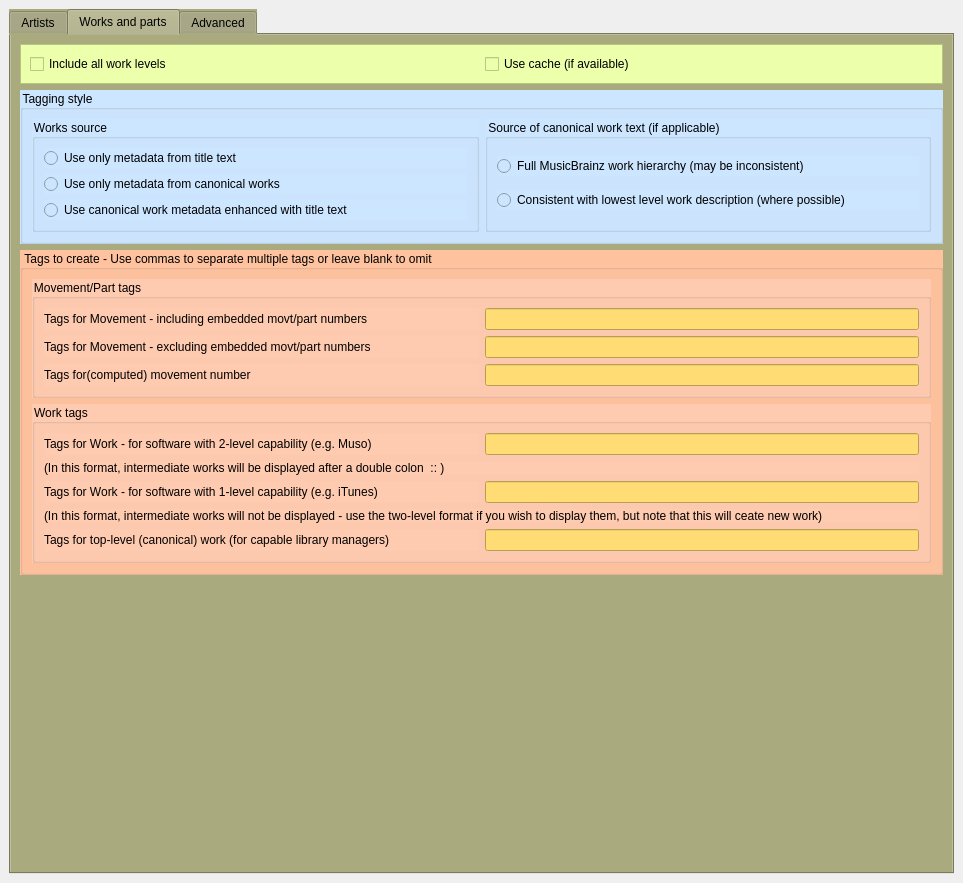
The window that plugins/classical_extras/classical_extras/options_classical_extras.ui (metabrainz/picard-plugins) describes before a commit, drawn with Qt 5.
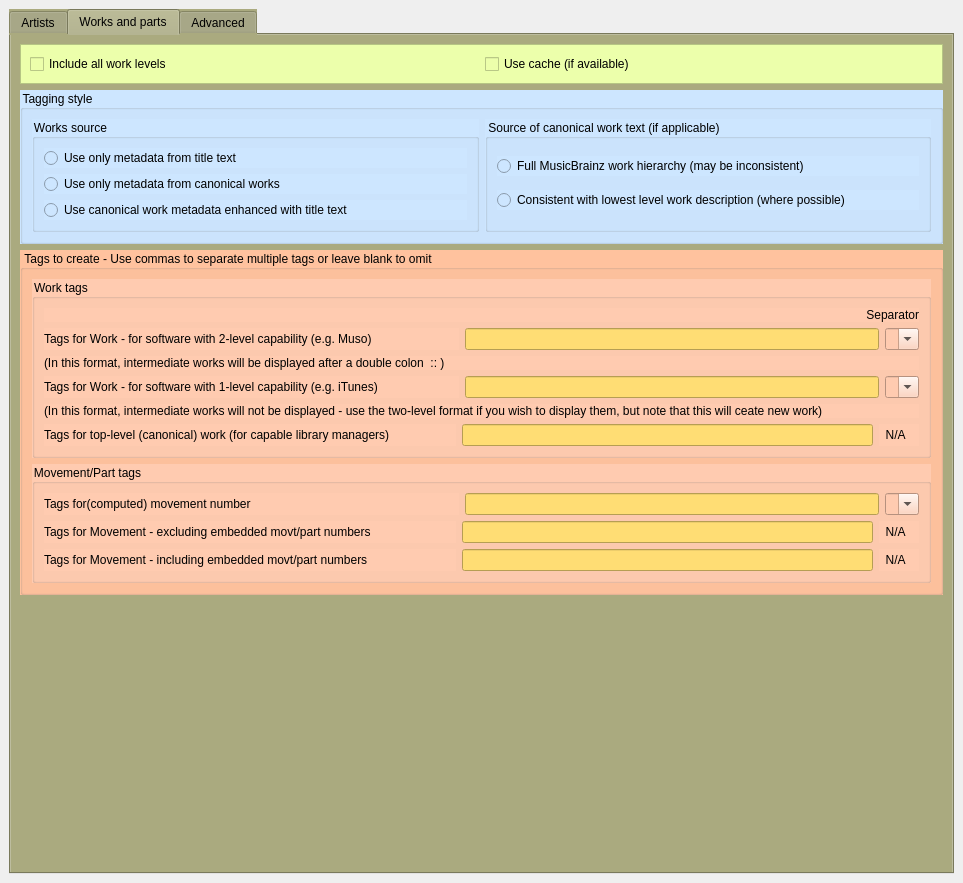
The same window after the commit.

What changed in the file:
```diff
--- a/plugins/classical_extras/classical_extras/options_classical_extras.ui
+++ b/plugins/classical_extras/classical_extras/options_classical_extras.ui
@@ -2290,117 +2290,6 @@
           <string>Tags to create - Use commas to separate multiple tags or leave blank to omit</string>
          </property>
          <layout class="QVBoxLayout" name="verticalLayout_9">
-          <item>
-           <widget class="QGroupBox" name="groupBox">
-            <property name="styleSheet">
-             <string notr="true">background-color: rgb(255, 203, 176);</string>
-            </property>
-            <property name="title">
-             <string>Movement/Part tags</string>
-            </property>
-            <layout class="QVBoxLayout" name="verticalLayout_7">
-             <item>
-              <layout class="QHBoxLayout" name="_6">
-               <property name="spacing">
-                <number>6</number>
-               </property>
-               <property name="margin">
-                <number>0</number>
-               </property>
-               <item>
-                <widget class="QLabel" name="label_9">
-                 <property name="sizePolicy">
-                  <sizepolicy hsizetype="Expanding" vsizetype="Preferred">
-                   <horstretch>0</horstretch>
-                   <verstretch>0</verstretch>
-                  </sizepolicy>
-                 </property>
-                 <property name="text">
-                  <string>&lt;html&gt;&lt;head/&gt;&lt;body&gt;&lt;p&gt;Tags for Movement - including embedded movt/part numbers&lt;/p&gt;&lt;/body&gt;&lt;/html&gt;</string>
-                 </property>
-                 <property name="buddy">
-                  <cstring>cwp_retries</cstring>
-                 </property>
-                </widget>
-               </item>
-               <item>
-                <widget class="QLineEdit" name="cwp_movt_tag_inc">
-                 <property name="styleSheet">
-                  <string notr="true">background-color: rgb(255, 221, 116);</string>
-                 </property>
-                </widget>
-               </item>
-              </layout>
-             </item>
-             <item>
-              <layout class="QHBoxLayout" name="_11">
-               <property name="spacing">
-                <number>6</number>
-               </property>
-               <property name="margin">
-                <number>0</number>
-               </property>
-               <item>
-                <widget class="QLabel" name="label_14">
-                 <property name="sizePolicy">
-                  <sizepolicy hsizetype="Expanding" vsizetype="Preferred">
-                   <horstretch>0</horstretch>
-                   <verstretch>0</verstretch>
-                  </sizepolicy>
-                 </property>
-                 <property name="text">
-                  <string>&lt;html&gt;&lt;head/&gt;&lt;body&gt;&lt;p&gt;Tags for Movement - excluding embedded movt/part numbers&lt;/p&gt;&lt;/body&gt;&lt;/html&gt;</string>
-                 </property>
-                 <property name="buddy">
-                  <cstring>cwp_retries</cstring>
-                 </property>
-                </widget>
-               </item>
-               <item>
-                <widget class="QLineEdit" name="cwp_movt_tag_exc">
-                 <property name="styleSheet">
-                  <string notr="true">background-color: rgb(255, 221, 116);</string>
-                 </property>
-                </widget>
-               </item>
-              </layout>
-             </item>
-             <item>
-              <layout class="QHBoxLayout" name="_10">
-               <property name="spacing">
-                <number>6</number>
-               </property>
-               <property name="margin">
-                <number>0</number>
-               </property>
-               <item>
-                <widget class="QLabel" name="label_13">
-                 <property name="sizePolicy">
-                  <sizepolicy hsizetype="Expanding" vsizetype="Preferred">
-                   <horstretch>0</horstretch>
-                   <verstretch>0</verstretch>
-                  </sizepolicy>
-                 </property>
-                 <property name="text">
-                  <string>&lt;html&gt;&lt;head/&gt;&lt;body&gt;&lt;p&gt;Tags for(computed) movement number&lt;/p&gt;&lt;/body&gt;&lt;/html&gt;</string>
-                 </property>
-                 <property name="buddy">
-                  <cstring>cwp_retries</cstring>
-                 </property>
-                </widget>
-               </item>
-               <item>
-                <widget class="QLineEdit" name="cwp_movt_no_tag">
-                 <property name="styleSheet">
-                  <string notr="true">background-color: rgb(255, 221, 116);</string>
-                 </property>
-                </widget>
-               </item>
-              </layout>
-             </item>
-            </layout>
-           </widget>
-          </item>
           <item>
            <widget class="QGroupBox" name="groupBox_2">
             <property name="styleSheet">
@@ -2410,6 +2299,16 @@
              <string>Work tags</string>
             </property>
             <layout class="QVBoxLayout" name="verticalLayout_8">
+             <item>
+              <widget class="QLabel" name="label_40">
+               <property name="text">
+                <string>Separator</string>
+               </property>
+               <property name="alignment">
+                <set>Qt::AlignRight|Qt::AlignTrailing|Qt::AlignVCenter</set>
+               </property>
+              </widget>
+             </item>
              <item>
               <layout class="QHBoxLayout" name="_8">
                <property name="spacing">
@@ -2441,6 +2340,43 @@
                  </property>
                 </widget>
                </item>
+               <item>
+                <widget class="QComboBox" name="cwp_multi_work_sep">
+                 <property name="editable">
+                  <bool>true</bool>
+                 </property>
+                 <item>
+                  <property name="text">
+                   <string/>
+                  </property>
+                 </item>
+                 <item>
+                  <property name="text">
+                   <string>; </string>
+                  </property>
+                 </item>
+                 <item>
+                  <property name="text">
+                   <string>: </string>
+                  </property>
+                 </item>
+                 <item>
+                  <property name="text">
+                   <string>. </string>
+                  </property>
+                 </item>
+                 <item>
+                  <property name="text">
+                   <string>, </string>
+                  </property>
+                 </item>
+                 <item>
+                  <property name="text">
+                   <string>- </string>
+                  </property>
+                 </item>
+                </widget>
+               </item>
               </layout>
              </item>
              <item>
@@ -2481,6 +2417,43 @@
                  </property>
                 </widget>
                </item>
+               <item>
+                <widget class="QComboBox" name="cwp_single_work_sep">
+                 <property name="editable">
+                  <bool>true</bool>
+                 </property>
+                 <item>
+                  <property name="text">
+                   <string/>
+                  </property>
+                 </item>
+                 <item>
+                  <property name="text">
+                   <string>; </string>
+                  </property>
+                 </item>
+                 <item>
+                  <property name="text">
+                   <string>: </string>
+                  </property>
+                 </item>
+                 <item>
+                  <property name="text">
+                   <string>. </string>
+                  </property>
+                 </item>
+                 <item>
+                  <property name="text">
+                   <string>, </string>
+                  </property>
+                 </item>
+                 <item>
+                  <property name="text">
+                   <string>- </string>
+                  </property>
+                 </item>
+                </widget>
+               </item>
               </layout>
              </item>
              <item>
@@ -2518,6 +2491,175 @@
                 <widget class="QLineEdit" name="cwp_top_tag">
                  <property name="styleSheet">
                   <string notr="true">background-color: rgb(255, 221, 116);</string>
+                 </property>
+                </widget>
+               </item>
+               <item>
+                <widget class="QLabel" name="label_10">
+                 <property name="text">
+                  <string>  N/A    </string>
+                 </property>
+                </widget>
+               </item>
+              </layout>
+             </item>
+            </layout>
+           </widget>
+          </item>
+          <item>
+           <widget class="QGroupBox" name="groupBox">
+            <property name="styleSheet">
+             <string notr="true">background-color: rgb(255, 203, 176);</string>
+            </property>
+            <property name="title">
+             <string>Movement/Part tags</string>
+            </property>
+            <layout class="QVBoxLayout" name="verticalLayout_7">
+             <item>
+              <layout class="QHBoxLayout" name="_10">
+               <property name="spacing">
+                <number>6</number>
+               </property>
+               <property name="margin">
+                <number>0</number>
+               </property>
+               <item>
+                <widget class="QLabel" name="label_13">
+                 <property name="sizePolicy">
+                  <sizepolicy hsizetype="Expanding" vsizetype="Preferred">
+                   <horstretch>0</horstretch>
+                   <verstretch>0</verstretch>
+                  </sizepolicy>
+                 </property>
+                 <property name="text">
+                  <string>&lt;html&gt;&lt;head/&gt;&lt;body&gt;&lt;p&gt;Tags for(computed) movement number&lt;/p&gt;&lt;/body&gt;&lt;/html&gt;</string>
+                 </property>
+                 <property name="buddy">
+                  <cstring>cwp_retries</cstring>
+                 </property>
+                </widget>
+               </item>
+               <item>
+                <widget class="QLineEdit" name="cwp_movt_no_tag">
+                 <property name="styleSheet">
+                  <string notr="true">background-color: rgb(255, 221, 116);</string>
+                 </property>
+                </widget>
+               </item>
+               <item>
+                <widget class="QComboBox" name="cwp_movt_no_sep">
+                 <property name="editable">
+                  <bool>true</bool>
+                 </property>
+                 <item>
+                  <property name="text">
+                   <string/>
+                  </property>
+                 </item>
+                 <item>
+                  <property name="text">
+                   <string>; </string>
+                  </property>
+                 </item>
+                 <item>
+                  <property name="text">
+                   <string>: </string>
+                  </property>
+                 </item>
+                 <item>
+                  <property name="text">
+                   <string>. </string>
+                  </property>
+                 </item>
+                 <item>
+                  <property name="text">
+                   <string>, </string>
+                  </property>
+                 </item>
+                 <item>
+                  <property name="text">
+                   <string>- </string>
+                  </property>
+                 </item>
+                </widget>
+               </item>
+              </layout>
+             </item>
+             <item>
+              <layout class="QHBoxLayout" name="_11">
+               <property name="spacing">
+                <number>6</number>
+               </property>
+               <property name="margin">
+                <number>0</number>
+               </property>
+               <item>
+                <widget class="QLabel" name="label_14">
+                 <property name="sizePolicy">
+                  <sizepolicy hsizetype="Expanding" vsizetype="Preferred">
+                   <horstretch>0</horstretch>
+                   <verstretch>0</verstretch>
+                  </sizepolicy>
+                 </property>
+                 <property name="text">
+                  <string>&lt;html&gt;&lt;head/&gt;&lt;body&gt;&lt;p&gt;Tags for Movement - excluding embedded movt/part numbers&lt;/p&gt;&lt;/body&gt;&lt;/html&gt;</string>
+                 </property>
+                 <property name="buddy">
+                  <cstring>cwp_retries</cstring>
+                 </property>
+                </widget>
+               </item>
+               <item>
+                <widget class="QLineEdit" name="cwp_movt_tag_exc">
+                 <property name="styleSheet">
+                  <string notr="true">background-color: rgb(255, 221, 116);</string>
+                 </property>
+                </widget>
+               </item>
+               <item>
+                <widget class="QLabel" name="label_39">
+                 <property name="text">
+                  <string>  N/A    </string>
+                 </property>
+                </widget>
+               </item>
+              </layout>
+             </item>
+             <item>
+              <layout class="QHBoxLayout" name="_6">
+               <property name="spacing">
+                <number>6</number>
+               </property>
+               <property name="margin">
+                <number>0</number>
+               </property>
+               <item>
+                <widget class="QLabel" name="label_9">
+                 <property name="sizePolicy">
+                  <sizepolicy hsizetype="Expanding" vsizetype="Preferred">
+                   <horstretch>0</horstretch>
+                   <verstretch>0</verstretch>
+                  </sizepolicy>
+                 </property>
+                 <property name="text">
+                  <string>&lt;html&gt;&lt;head/&gt;&lt;body&gt;&lt;p&gt;Tags for Movement - including embedded movt/part numbers&lt;/p&gt;&lt;/body&gt;&lt;/html&gt;</string>
+                 </property>
+                 <property name="buddy">
+                  <cstring>cwp_retries</cstring>
+                 </property>
+                </widget>
+               </item>
+               <item>
+                <widget class="QLineEdit" name="cwp_movt_tag_inc">
+                 <property name="styleSheet">
+                  <string notr="true">background-color: rgb(255, 221, 116);</string>
+                 </property>
+                </widget>
+               </item>
+               <item>
+                <widget class="QLabel" name="label_37">
+                 <property name="text">
+                  <string>  N/A    </string>
                  </property>
                 </widget>
                </item>
```
